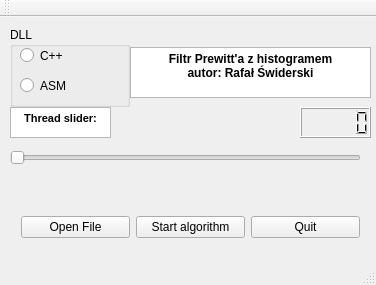
Before: the Qt Designer form JAproj.ui in ObiWan-Banan/Filtr-prewitta, drawn with Qt 5.
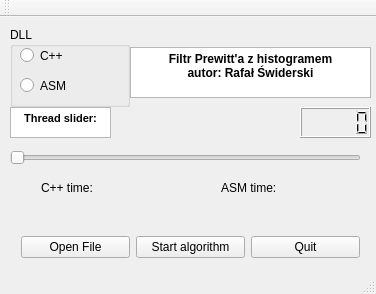
After: the same form once the commit is applied.

Diff of the .ui file:
```diff
--- a/JAproj.ui
+++ b/JAproj.ui
@@ -7,7 +7,7 @@
     <x>0</x>
     <y>0</y>
     <width>376</width>
-    <height>285</height>
+    <height>294</height>
    </rect>
   </property>
   <property name="windowTitle">
@@ -18,9 +18,9 @@
     <property name="geometry">
      <rect>
       <x>10</x>
-      <y>170</y>
+      <y>200</y>
       <width>361</width>
-      <height>81</height>
+      <height>61</height>
      </rect>
     </property>
     <layout class="QHBoxLayout" name="horizontalLayout">
@@ -151,6 +151,58 @@
      </rect>
     </property>
    </widget>
+   <widget class="QWidget" name="horizontalLayoutWidget_2">
+    <property name="geometry">
+     <rect>
+      <x>30</x>
+      <y>150</y>
+      <width>151</width>
+      <height>41</height>
+     </rect>
+    </property>
+    <layout class="QHBoxLayout" name="horizontalLayout_2">
+     <item>
+      <widget class="QLabel" name="label">
+       <property name="text">
+        <string>C++ time:</string>
+       </property>
+      </widget>
+     </item>
+     <item>
+      <widget class="QLabel" name="cppTimeLabel">
+       <property name="text">
+        <string/>
+       </property>
+      </widget>
+     </item>
+    </layout>
+   </widget>
+   <widget class="QWidget" name="horizontalLayoutWidget_3">
+    <property name="geometry">
+     <rect>
+      <x>210</x>
+      <y>150</y>
+      <width>161</width>
+      <height>41</height>
+     </rect>
+    </property>
+    <layout class="QHBoxLayout" name="horizontalLayout_3">
+     <item>
+      <widget class="QLabel" name="label_3">
+       <property name="text">
+        <string>ASM time:</string>
+       </property>
+      </widget>
+     </item>
+     <item>
+      <widget class="QLabel" name="asmAlgorithmTime">
+       <property name="text">
+        <string/>
+       </property>
+      </widget>
+     </item>
+    </layout>
+   </widget>
   </widget>
   <widget class="QToolBar" name="mainToolBar">
    <attribute name="toolBarArea">
```
